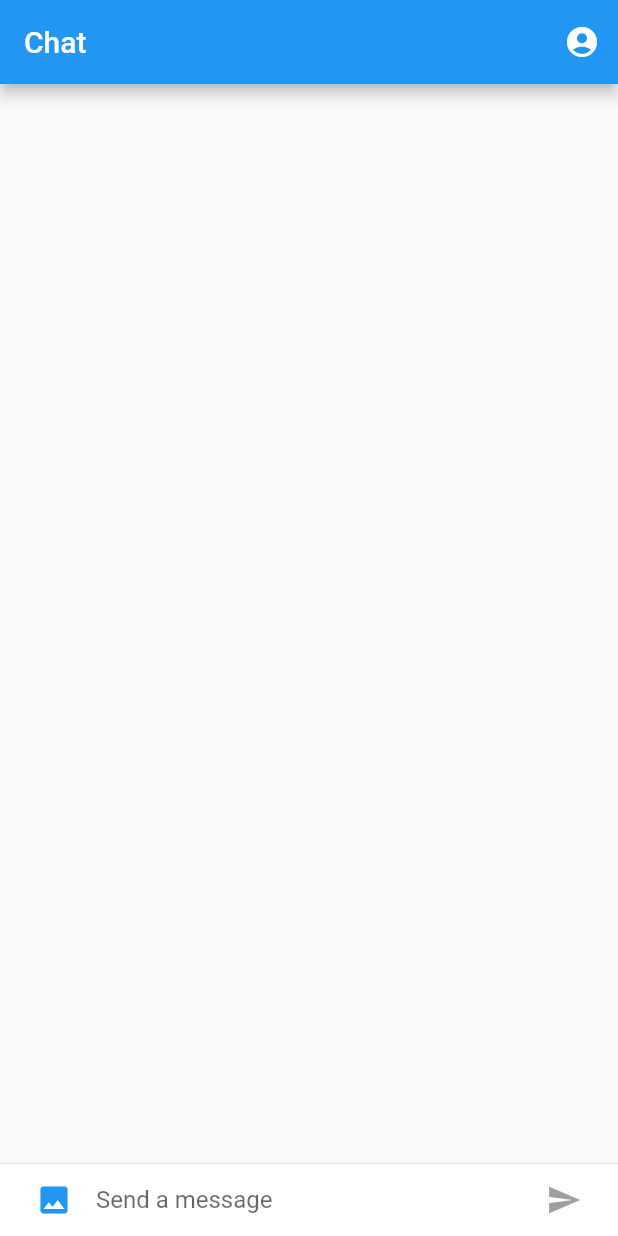
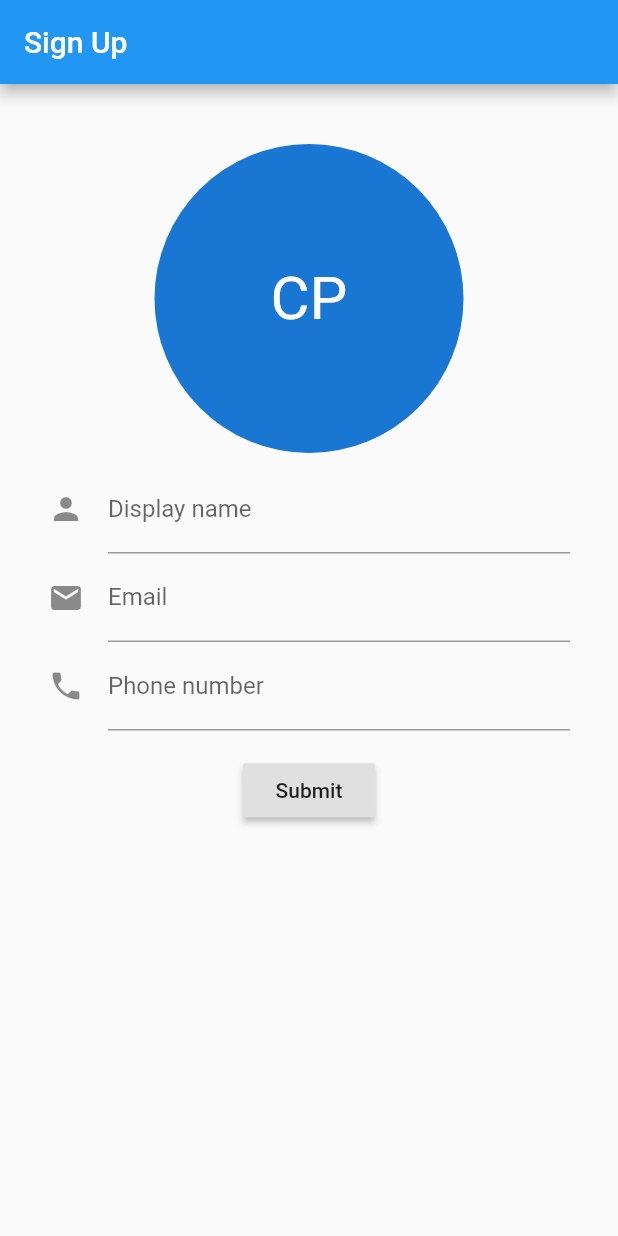
Before and after one commit to chrispch/chat, a Flutter app: the screen it shows after launch, on a phone screen of 412 x 824 dp. Run offline on Flutter 3.47's test engine with Material 2 defaults, Android fonts, the phone set to English and light mode, and no system bars; our stand-ins replace cloud_firestore, firebase_auth, google_sign_in; accounts and stored records are empty.

Commit message:
added sign up page

```diff
--- a/lib/main.dart
+++ b/lib/main.dart
@@ -1,5 +1,5 @@
 import 'package:flutter/material.dart';
-import 'package:chat/pages/chat_screen.dart';
+import 'package:chat/pages/sign_up_screen.dart';
 
 void main() => runApp(MyApp());
 
@@ -8,7 +8,7 @@ class MyApp extends StatelessWidget {
  Widget build(BuildContext context) {
    return MaterialApp(
      title: 'Chat',
-     home: ChatScreen(),
+     home: SignUpScreen({"name": "Chris Peh", "photoUrl": null}),
    );
  }
 }
--- a/lib/pages/chat_screen.dart
+++ b/lib/pages/chat_screen.dart
@@ -49,7 +49,7 @@ class _ChatScreenState extends State<ChatScreen> {
     _textController.clear();
 
     final TransactionHandler createTransaction = (Transaction tx) async {
-      final DocumentSnapshot ds = await tx.get(_db.collection('chat1').document());
+      final DocumentSnapshot ds = await tx.get(_db.collection('chats').document('UAluilBWI4V129M2z8YX').collection('history').document());
 
       var dataMap = new Map<String, dynamic>();
       dataMap['sender'] = _user.displayName;
@@ -149,7 +149,7 @@ class _ChatScreenState extends State<ChatScreen> {
 
   Widget _buildChatList(BuildContext context) {
     return StreamBuilder<QuerySnapshot>(
-      stream: Firestore.instance.collection('chat1').snapshots(),
+      stream: Firestore.instance.collection('chats').document('UAluilBWI4V129M2z8YX').collection('history').snapshots(),
       builder: (context, snapshot) {
         if (!snapshot.hasData) return LinearProgressIndicator();
         return ListView(
--- /dev/null
+++ b/lib/pages/sign_up_screen.dart
@@ -0,0 +1,128 @@
+import 'package:flutter/material.dart';
+import 'package:flutter/services.dart';
+
+class SignUpScreen extends StatefulWidget {
+  final Map<String, dynamic> _providerInfo;
+  SignUpScreen(this._providerInfo);
+  @override
+  _SignUpScreenState createState() {
+    return _SignUpScreenState();
+  }
+}
+
+class _SignUpScreenState extends State<SignUpScreen> {
+  final GlobalKey<FormState> _formKey = GlobalKey<FormState>();
+
+  String validateEmail(String value) {
+    Pattern pattern =
+        r'^(([^<>()[\]\\.,;:\s@\"]+(\.[^<>()[\]\\.,;:\s@\"]+)*)|(\".+\"))@((\[[0-9]{1,3}\.[0-9]{1,3}\.[0-9]{1,3}\.[0-9]{1,3}\])|(([a-zA-Z\-0-9]+\.)+[a-zA-Z]{2,}))$';
+    RegExp regex = new RegExp(pattern);
+    if (!regex.hasMatch(value))
+      return 'Please enter a valid email';
+    else
+      return null;
+  }
+
+  @override
+  Widget build(BuildContext context) {
+    return Scaffold(
+        appBar: AppBar(
+          title: Text("Sign Up"),
+        ),
+        body: _buildForm(context),
+    );
+  }
+
+  Widget _buildForm(BuildContext context) {
+    return Padding(
+      padding: const EdgeInsets.all(32.0),
+      child: Form(
+        key: _formKey,
+        child: Column(
+          // mainAxisAlignment: MainAxisAlignment.center,
+          // crossAxisAlignment: CrossAxisAlignment.center,
+          children: <Widget>[
+            _buildCircleAvatar(context),
+            TextFormField(
+              validator: (value) {
+                if (value.isEmpty) {
+                  return 'Please enter a valid name';
+                }
+              },
+              decoration: InputDecoration(
+                labelText: 'Display name',
+                // hintText: '...',
+                icon: const Icon(Icons.person),
+              ),
+              onSaved: (val) => widget._providerInfo["name"] = val
+            ),
+            TextFormField(
+              validator: validateEmail,
+              decoration: InputDecoration(
+                labelText: 'Email',
+                // hintText: 'This will be inked to your account',
+                icon: const Icon(Icons.mail),
+              ),
+              onSaved: (val) => widget._providerInfo["email"] = val
+            ),
+            TextFormField(
+              validator: (value) {
+                if (value.isEmpty) {
+                  return 'Please enter a valid phone number';
+                }
+              },
+              decoration: InputDecoration(
+                labelText: 'Phone number',
+                hintText: 'eg. +1 408-555-6969',
+                icon: const Icon(Icons.phone),
+              ),
+              keyboardType: TextInputType.phone,
+              inputFormatters: [
+                WhitelistingTextInputFormatter(RegExp(r'^[+()\d -]{1,15}$')),
+              ],
+              onSaved: (val) => widget._providerInfo["phoneNumber"] = val
+            ),
+            Padding(
+              padding: const EdgeInsets.symmetric(vertical: 16.0),
+              child: RaisedButton(
+                onPressed: () {
+                  if (_formKey.currentState.validate()) {
+                    print("form submitted!");
+                    _formKey.currentState.save();
+                    print(widget._providerInfo);
+                  }
+                },
+                child: Text('Submit'),
+              ),
+            ),
+          ],
+      )),
+    );
+  }
+
+  Widget _buildCircleAvatar (BuildContext context) {
+    if (widget._providerInfo["photoUrl"] != null) {
+      return Padding(
+        padding: const EdgeInsets.all(8.0),
+        child: CircleAvatar(
+          radius: MediaQuery.of(context).size.width / 4,
+          backgroundImage: NetworkImage(widget._providerInfo["photoUrl"]),
+        ),
+      );
+    }
+    else {
+      final List<String> _nameWords = widget._providerInfo["name"].split(' ');
+      String _initials = "";
+      _nameWords.forEach((val) => _initials = _initials + val[0]);
+      return Padding(
+        padding: const EdgeInsets.all(8.0),
+        child: CircleAvatar(
+          radius: MediaQuery.of(context).size.width / 4,
+          child: Text(_initials?? "?",
+            style: TextStyle(fontSize: 40)
+          )
+        ),
+      );
+    }
+  }
+}
```
Also changed, not shown: lib/pages/home_screen.dart (+117 -0 lines).
